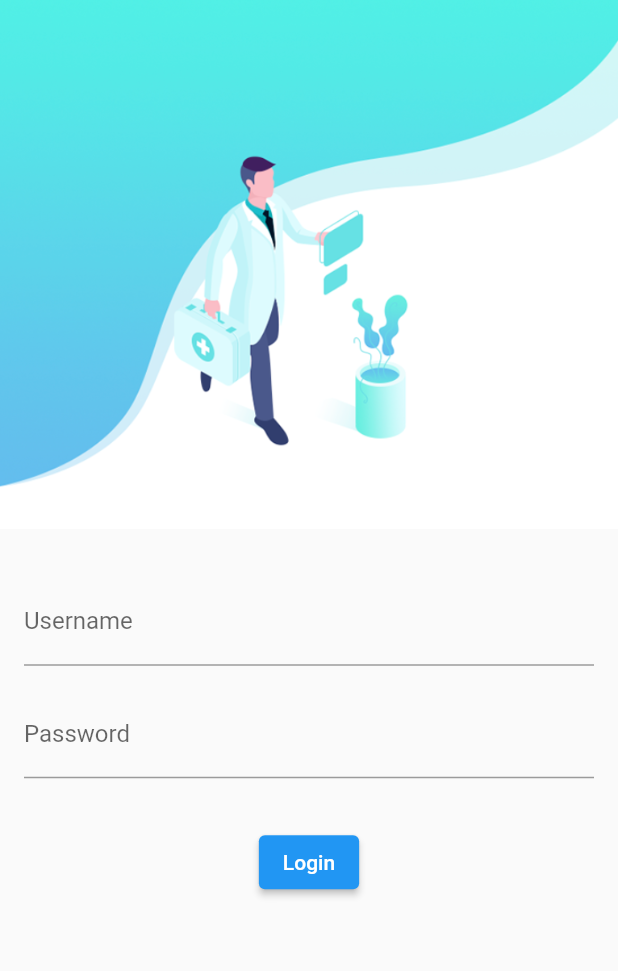
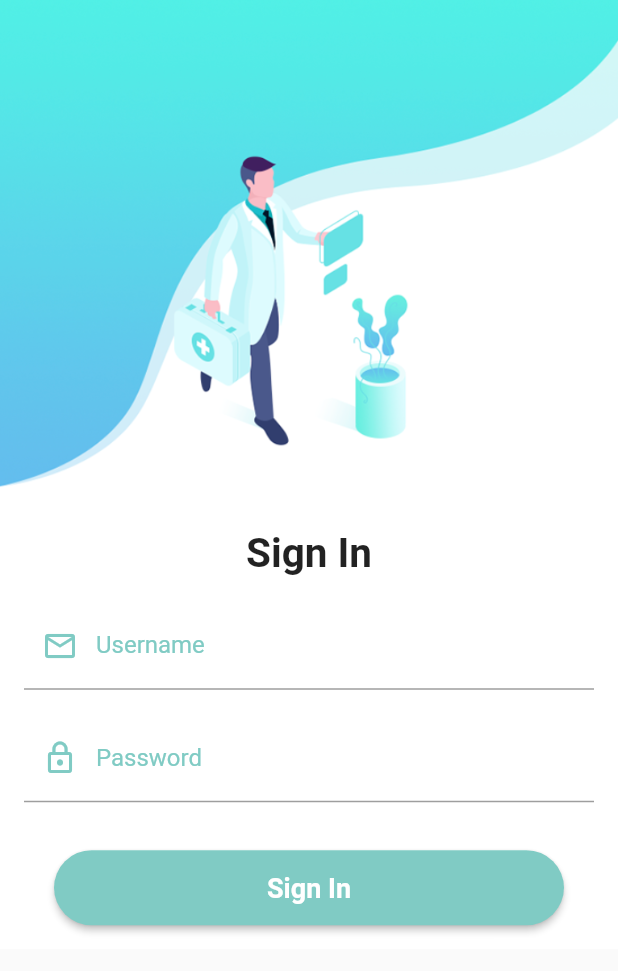
Before and after one commit to symplice-nunu/ml, a Flutter app: the screen it shows after launch, on a phone screen of 412 x 824 dp. Shown: the top 971 px of the screen. Run offline on Flutter 3.47's test engine with Material 2 defaults, Android fonts, the phone set to English and light mode, and no system bars; Roboto replaces fonts that are missing (Times New Roman).

Commit message:
feat: create sign in inpu fields and button

```diff
--- a/lib/screens/login/login.dart
+++ b/lib/screens/login/login.dart
@@ -1,23 +1,42 @@
+// ignore_for_file: prefer_const_constructors
+
 import 'package:flutter/material.dart';
 
 class LoginScreen extends StatelessWidget {
   @override
   Widget build(BuildContext context) {
     return Scaffold(
-      body: Column(
+      body: SingleChildScrollView( // Wrap with SingleChildScrollView
+        child: Container(
+          color: Colors.white,
+          child: Column(
             mainAxisAlignment: MainAxisAlignment.start,
             children: [
               // Display the image at the top
               Image.asset(
                 'assets/images/login.png',
               ),
-            SizedBox(height: 16.0),
-            Padding(padding: EdgeInsets.all(16.0),
+              Text(
+                'Sign In',
+                style: TextStyle(
+                  fontWeight: FontWeight.bold,
+                  fontSize: 27,
+                  fontFamily: 'Times New Roman',
+                ),
+              ),
+              Padding(
+                padding: EdgeInsets.all(16.0),
                 child: Column(
                   children: [
+                    // ignore: prefer_const_constructors
                     TextField(
                       decoration: InputDecoration(
                         labelText: 'Username',
+                        labelStyle: TextStyle(color: Colors.teal[200]),
+                        prefixIcon: Icon(
+                          Icons.email_outlined,
+                          color: Colors.teal[200],
+                        ),
                       ),
                     ),
                     SizedBox(height: 16.0),
@@ -25,22 +44,46 @@ class LoginScreen extends StatelessWidget {
                       obscureText: true,
                       decoration: InputDecoration(
                         labelText: 'Password',
+                        labelStyle: TextStyle(color: Colors.teal[200]),
+                        prefixIcon: Icon(
+                          Icons.lock_outline,
+                          color: Colors.teal[200],
+                        ),
                       ),
                     ),
                     SizedBox(height: 32.0),
-            ElevatedButton(
+                    Padding(
+                      padding: EdgeInsets.symmetric(horizontal: 20.0),
+                        child: ElevatedButton(
                       onPressed: () {
-                // Implement your login logic here
-                // For simplicity, let's just print a message
                         print('Login Button Pressed');
                       },
-              child: Text('Login'),
+                      style: ButtonStyle(
+                        backgroundColor: MaterialStateProperty.all<Color>(Colors.teal.shade200),
+                        minimumSize: MaterialStateProperty.all(Size(double.infinity, 50)),
+                        shape: MaterialStateProperty.all<RoundedRectangleBorder>(
+                          RoundedRectangleBorder(
+                            borderRadius: BorderRadius.circular(30.0), // Adjust the value for the desired rounded corners
+                          ),
+                        ),
+                      ),
+                      child: Text(
+                        'Sign In',
+                        style: TextStyle(
+                          color: Colors.white,
+                          fontWeight: FontWeight.bold,
+                          fontSize: 18,
+                        ),
+                      ),
+                    ),
                     ),
                   ],
                 ),
               )
             ],
           ),
+        ),
+      ),
     );
   }
 }
```
Lines whose indentation alone changed are shown as unchanged.
